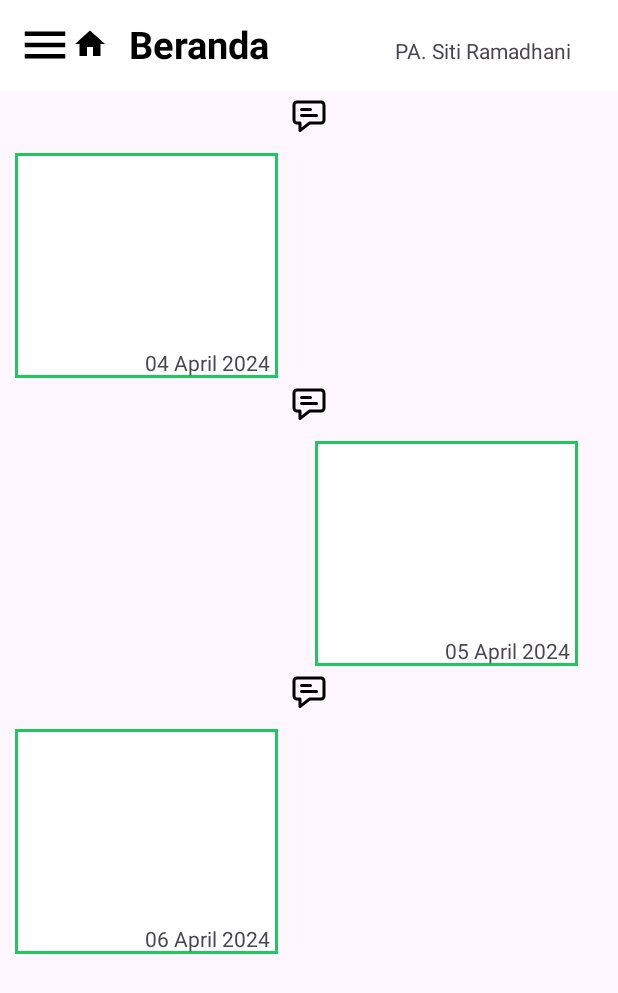
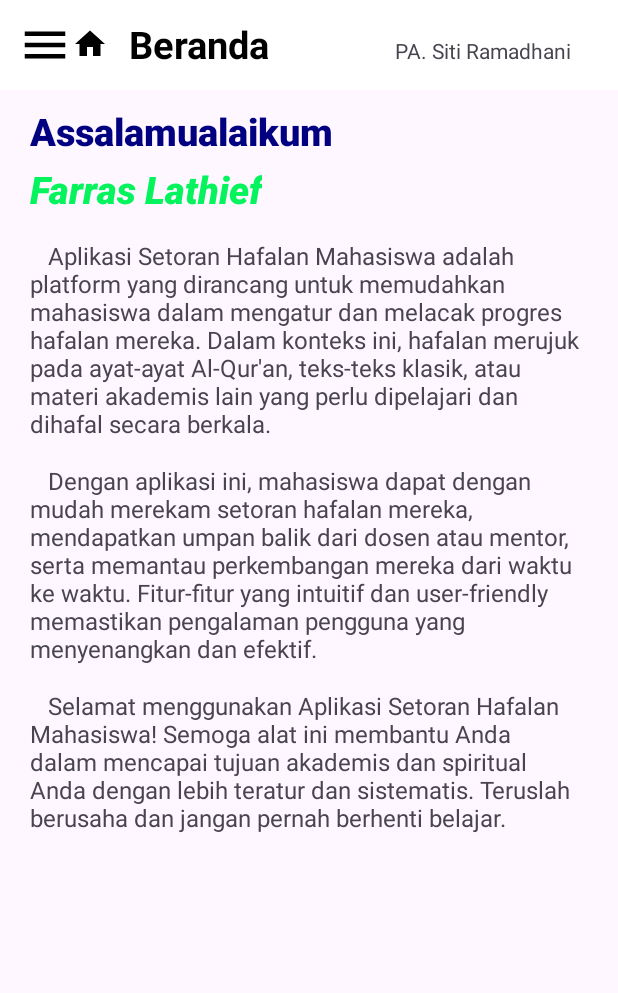
Before and after one commit to SuryaHidayat93/UAS-Pemger, an Android app: the BerandaMahasiswaActivity screen opened directly, with no data from a screen before it, on a phone screen of 412 x 824 dp. Shown: the top 993 px of the screen. Run offline under Robolectric (Android 15) with nearby library versions, the phone set to English and light mode, and no system bars; 1 statement that could not run was skipped.

Commit message:
update 15

```diff
--- a/app/src/main/java/com/example/utspemhir/LoginActivity.java
+++ b/app/src/main/java/com/example/utspemhir/LoginActivity.java
@@ -40,7 +40,7 @@ public class LoginActivity extends AppCompatActivity implements View.OnClickList
         username = findViewById(R.id.username);
         password = findViewById(R.id.password);
         loginButton = findViewById(R.id.loginButton);
-        forgotPasswordTextView = findViewById(R.id.forgotPasswordTextView); // Add this line
+        forgotPasswordTextView = findViewById(R.id.forgotpassword); // Add this line
 
         loginButton.setOnClickListener(this);
         forgotPasswordTextView.setOnClickListener(this); // Add this line
@@ -54,7 +54,7 @@ public class LoginActivity extends AppCompatActivity implements View.OnClickList
 
             // Lakukan login
             new LoginTask().execute(inputUsername, inputPassword);
-        } else if (v.getId() == R.id.forgotPasswordTextView) { // Add this block
+        } else if (v.getId() == R.id.forgotpassword) { // Add this block
             Intent intent = new Intent(LoginActivity.this, LupaPasswordActivity.class);
             startActivity(intent);
         }
--- a/app/src/main/res/layout/activity_berandamahasiswa.xml
+++ b/app/src/main/res/layout/activity_berandamahasiswa.xml
@@ -16,83 +16,59 @@
         <include layout="@layout/menu_toolbarberandamahasiswa" />
 
         <!-- Box 1 -->
-        <ImageView
+        <TextView
+            android:id="@+id/greeting_text"
             android:layout_width="wrap_content"
             android:layout_height="wrap_content"
-            android:layout_gravity="center_horizontal"
-            android:src="@drawable/message" />
-
-        <LinearLayout
-            android:id="@+id/box1"
-            android:layout_width="175dp"
-            android:layout_height="150dp"
-            android:layout_marginStart="10dp"
             android:layout_marginTop="10dp"
-            android:background="@drawable/box_border"
-            android:orientation="vertical">
+            android:text="Assalamualaikum"
+            android:textSize="25sp"
+            android:layout_marginLeft="20dp"
+            android:textColor="#000080"
+            android:textStyle="bold"
+            android:fontFamily="sans-serif-black"
+            android:layout_marginBottom="4dp"/>
 
         <TextView
+            android:id="@+id/mahasiswa_name"
+            android:layout_marginLeft="20dp"
             android:layout_width="wrap_content"
             android:layout_height="wrap_content"
-                android:layout_gravity="end"
-                android:layout_marginTop="130dp"
-                android:layout_marginRight="5dp"
-                android:text="04 April 2024" />
-        </LinearLayout>
+            android:text="Farras Lathief"
+            android:textSize="25sp"
+            android:textColor="#05F45D"
+            android:textStyle="italic"
+            android:fontFamily="sans-serif-black"
+            android:layout_marginBottom="16dp"/>
 
-        <!-- Box 2 -->
-        <ImageView
+        <TextView
+            android:id="@+id/description_text_1"
             android:layout_width="wrap_content"
             android:layout_height="wrap_content"
-            android:layout_gravity="center_horizontal"
-            android:src="@drawable/message" />
-
-        <LinearLayout
-            android:id="@+id/box2"
-            android:layout_width="175dp"
-            android:layout_height="150dp"
-            android:layout_marginLeft="210dp"
-            android:layout_marginTop="10dp"
-            android:background="@drawable/box_border"
-            android:orientation="vertical">
+            android:text="   Aplikasi Setoran Hafalan Mahasiswa adalah platform yang dirancang untuk memudahkan mahasiswa dalam mengatur dan melacak progres hafalan mereka. Dalam konteks ini, hafalan merujuk pada ayat-ayat Al-Qur'an, teks-teks klasik, atau materi akademis lain yang perlu dipelajari dan dihafal secara berkala."
+            android:textSize="16sp"
+            android:layout_marginLeft="20dp"
+            android:layout_marginRight="20dp"
+            android:layout_marginBottom="16dp"/>
 
         <TextView
+            android:id="@+id/description_text_2"
             android:layout_width="wrap_content"
             android:layout_height="wrap_content"
-                android:layout_gravity="end"
-                android:layout_marginTop="130dp"
-                android:layout_marginRight="5dp"
-                android:text="05 April 2024" />
+            android:text="   Dengan aplikasi ini, mahasiswa dapat dengan mudah merekam setoran hafalan mereka, mendapatkan umpan balik dari dosen atau mentor, serta memantau perkembangan mereka dari waktu ke waktu. Fitur-fitur yang intuitif dan user-friendly memastikan pengalaman pengguna yang menyenangkan dan efektif."
+            android:textSize="16sp"
+            android:layout_marginLeft="20dp"
+            android:layout_marginRight="20dp"
+            android:layout_marginBottom="16dp"/>
 
-        </LinearLayout>
-
-        <!-- Box 3 -->
-        <ImageView
+        <TextView
+            android:id="@+id/description_text_3"
             android:layout_width="wrap_content"
             android:layout_height="wrap_content"
-            android:layout_gravity="center_horizontal"
-            android:src="@drawable/message" />
-
-        <LinearLayout
-            android:id="@+id/box3"
-            android:layout_width="175dp"
-            android:layout_height="150dp"
-            android:layout_marginStart="10dp"
-            android:layout_marginTop="10dp"
-            android:background="@drawable/box_border"
-            android:orientation="vertical">
-
-            <TextView
-                android:layout_width="wrap_content"
-                android:layout_height="wrap_content"
-                android:layout_gravity="end"
-                android:layout_marginTop="130dp"
-                android:layout_marginRight="5dp"
-                android:text="06 April 2024"
-                />
-
-        </LinearLayout>
-
+            android:text="   Selamat menggunakan Aplikasi Setoran Hafalan Mahasiswa! Semoga alat ini membantu Anda dalam mencapai tujuan akademis dan spiritual Anda dengan lebih teratur dan sistematis. Teruslah berusaha dan jangan pernah berhenti belajar."
+            android:textSize="16sp"
+            android:layout_marginLeft="20dp"
+            android:layout_marginRight="20dp"/>
     </LinearLayout>
 
     <RelativeLayout
--- a/app/src/main/res/layout/activity_lupapassword.xml
+++ b/app/src/main/res/layout/activity_lupapassword.xml
@@ -53,6 +53,7 @@
                 android:background="@drawable/custom_edittext"
                 android:drawablePadding="8dp"
                 android:hint="Password Baru"
+                android:inputType="textPassword"
                 android:padding="8dp"
                 android:textColor="@color/black"
                 android:textColorHighlight="@color/cardview_dark_background"
@@ -64,6 +65,7 @@
                 android:id="@+id/konfirmasispassword"
                 android:background="@drawable/custom_edittext"
                 android:drawablePadding="8dp"
+                android:inputType="textPassword"
                 android:hint="Konfirmasi Password"
                 android:padding="8dp"
                 android:textColor="@color/black"
--- a/app/src/main/res/layout/menu_toolbarberandamahasiswa.xml
+++ b/app/src/main/res/layout/menu_toolbarberandamahasiswa.xml
@@ -6,6 +6,7 @@
     android:orientation="horizontal"
     android:padding="12dp"
     android:background="@color/white"
+    android:id="@+id/toolbar_mahasiswa"
     >
 
     <ImageView
@@ -25,6 +26,7 @@
         android:textStyle="bold" />
 
     <TextView
+        android:id="@+id/nama_pa"
         android:layout_width="125dp"
         android:layout_height="wrap_content"
         android:text="PA. Siti Ramadhani"
```
Also changed, not shown: app/src/main/java/com/example/utspemhir/BerandaDosenActivity.java (+7 -0 lines), app/src/main/java/com/example/utspemhir/BerandaMahasiswaActivity.java (+80 -1 lines), app/src/main/res/layout/activity_berandadosen.xml (+36 -60 lines), app/src/main/res/layout/activity_login.xml (+38 -32 lines), app/src/main/res/layout/menu_toolbarriwayatmahasiswa.xml (+1 -6 lines), app/src/main/res/drawable/logouin.jpeg (added). Lines whose indentation alone changed are shown as unchanged.
